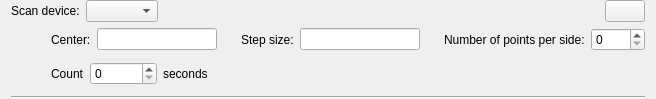
Above: lib/nicos/clients/gui/cmdlets/cscan.ui from mlz-ictrl/nicos before the change. Below: the same form after it.
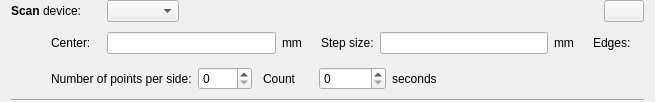
That is the form after the change. Icons and pictures are not drawn.

Patch:
```diff
--- a/lib/nicos/clients/gui/cmdlets/cscan.ui
+++ b/lib/nicos/clients/gui/cmdlets/cscan.ui
@@ -6,8 +6,8 @@
    <rect>
     <x>0</x>
     <y>0</y>
-    <width>656</width>
-    <height>99</height>
+    <width>655</width>
+    <height>102</height>
    </rect>
   </property>
   <property name="windowTitle">
@@ -24,8 +24,14 @@
     <layout class="QHBoxLayout" name="horizontalLayout">
      <item>
       <widget class="QLabel" name="label">
+       <property name="minimumSize">
+        <size>
+         <width>90</width>
+         <height>0</height>
+        </size>
+       </property>
        <property name="text">
-        <string>Scan device:</string>
+        <string>&lt;b&gt;Scan&lt;/b&gt; device:</string>
        </property>
       </widget>
      </item>
@@ -84,6 +90,12 @@
      </item>
      <item>
       <widget class="QLabel" name="label_2">
+       <property name="minimumSize">
+        <size>
+         <width>50</width>
+         <height>0</height>
+        </size>
+       </property>
        <property name="text">
         <string>Center:</string>
        </property>
@@ -95,7 +107,7 @@
      <item>
       <widget class="QLabel" name="unit1">
        <property name="text">
-        <string/>
+        <string>mm</string>
        </property>
       </widget>
      </item>
@@ -109,8 +121,8 @@
        </property>
        <property name="sizeHint" stdset="0">
         <size>
-         <width>5</width>
-         <height>1</height>
+         <width>13</width>
+         <height>13</height>
         </size>
        </property>
       </spacer>
@@ -128,7 +140,7 @@
      <item>
       <widget class="QLabel" name="unit2">
        <property name="text">
-        <string/>
+        <string>mm</string>
        </property>
       </widget>
      </item>
@@ -142,8 +154,42 @@
        </property>
        <property name="sizeHint" stdset="0">
         <size>
-         <width>5</width>
-         <height>1</height>
+         <width>13</width>
+         <height>13</height>
+        </size>
+       </property>
+      </spacer>
+     </item>
+     <item>
+      <widget class="QLabel" name="label_8">
+       <property name="text">
+        <string>Edges:</string>
+       </property>
+      </widget>
+     </item>
+     <item>
+      <widget class="QLabel" name="edgePos">
+       <property name="text">
+        <string/>
+       </property>
+      </widget>
+     </item>
+    </layout>
+   </item>
+   <item>
+    <layout class="QHBoxLayout" name="horizontalLayout_3">
+     <item>
+      <spacer name="horizontalSpacer_4">
+       <property name="orientation">
+        <enum>Qt::Horizontal</enum>
+       </property>
+       <property name="sizeType">
+        <enum>QSizePolicy::Fixed</enum>
+       </property>
+       <property name="sizeHint" stdset="0">
+        <size>
+         <width>40</width>
+         <height>20</height>
         </size>
        </property>
       </spacer>
@@ -162,12 +208,8 @@
        </property>
       </widget>
      </item>
-    </layout>
-   </item>
-   <item>
-    <layout class="QHBoxLayout" name="horizontalLayout_3">
      <item>
-      <spacer name="horizontalSpacer_4">
+      <spacer name="horizontalSpacer_7">
        <property name="orientation">
         <enum>Qt::Horizontal</enum>
        </property>
@@ -176,14 +218,20 @@
        </property>
        <property name="sizeHint" stdset="0">
         <size>
-         <width>40</width>
-         <height>20</height>
+         <width>5</width>
+         <height>1</height>
         </size>
        </property>
       </spacer>
      </item>
      <item>
       <widget class="QLabel" name="label_5">
+       <property name="minimumSize">
+        <size>
+         <width>50</width>
+         <height>0</height>
+        </size>
+       </property>
        <property name="text">
         <string>Count</string>
        </property>
```
Left out of the diff: 4 changed lines with no effect on the pictures.
